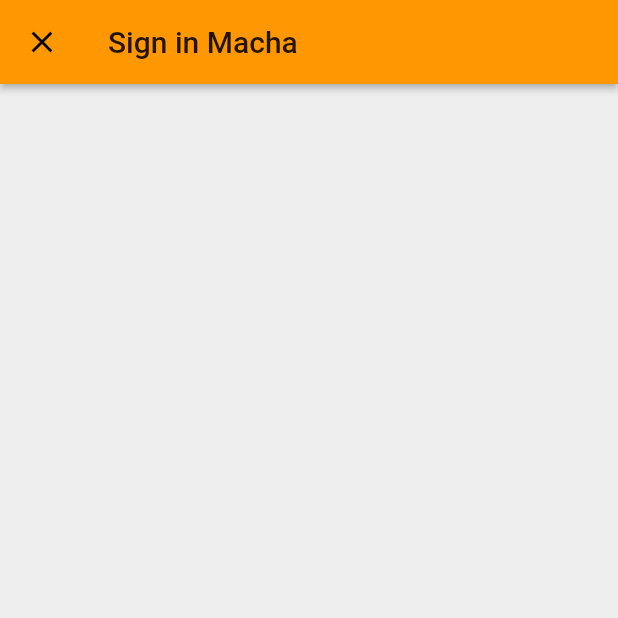
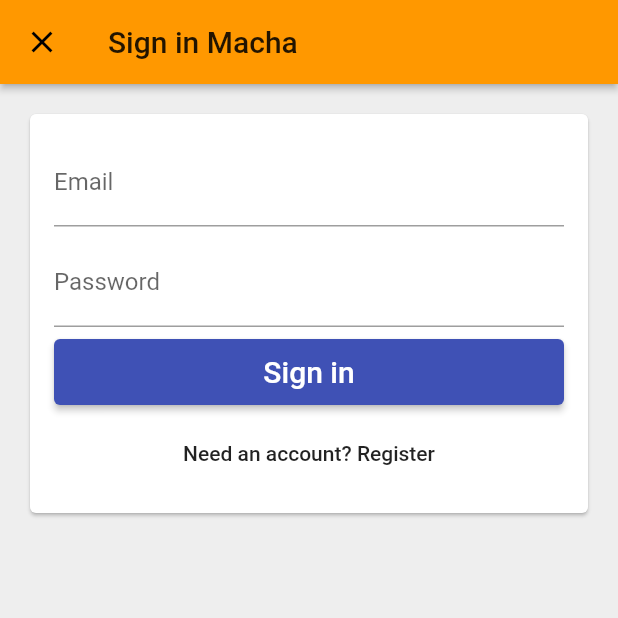
Before and after one commit to GeethKuldeep/Equinox_2021, a Flutter app: the screen it shows after launch, after a tap on "Sign in with email", on a phone screen of 412 x 824 dp, the top half of it. Run offline on Flutter 3.47's test engine with Material 2 defaults, Android fonts, the phone set to English and light mode, and no system bars; our stand-ins replace firebase_auth, google_sign_in; accounts and stored records are empty.

```diff
--- a/lib/services/authentication.dart
+++ b/lib/services/authentication.dart
@@ -15,6 +15,8 @@ abstract class AuthBase {
   Future<User> currentUser();
   Future<void> signOut();
   Future<User> signInWithGoogle();
+  Future<User> signInWithEmailAndPassword(String email, String password);
+  Future<User> createUserWithEmailAndPassword(String email, String password);
 }
 
 class Auth implements AuthBase {
@@ -37,6 +39,20 @@ class Auth implements AuthBase {
   Future<User> currentUser() async {
     final user = await _firebaseAuth.currentUser();
     return _userFromFirebase(user);
+  }
+  @override
+  Future<User> signInWithEmailAndPassword(String email, String password) async {
+    final authResult = await _firebaseAuth.signInWithEmailAndPassword(
+        email: email, password: password);
+    return _userFromFirebase(authResult.user);
+  }
+
+  @override
+  Future<User> createUserWithEmailAndPassword(
+      String email, String password) async {
+    final authResult = await _firebaseAuth.createUserWithEmailAndPassword(
+        email: email, password: password);
+    return _userFromFirebase(authResult.user);
   }
 
   @override
--- a/lib/sign_in/email_sigin_page.dart
+++ b/lib/sign_in/email_sigin_page.dart
@@ -1,7 +1,10 @@
+import 'package:flutter/cupertino.dart';
 import 'package:flutter/material.dart';
+import 'package:google_sigin/widgets/Email_Signin_form.dart';
 
 
 class EmailSigninPage extends StatelessWidget {
+
   @override
   Widget build(BuildContext context) {
     return Scaffold(
@@ -9,12 +12,16 @@ class EmailSigninPage extends StatelessWidget {
         title: Text('Sign in Macha'),
         elevation: 2.0,
       ),
-      body: _buildContent(),
+      body: Padding(
+        padding: EdgeInsets.all(16.0),
+          child: Card(
+              child: EmailSignInForm(),
+          )
+      ),
       backgroundColor: Colors.grey[200],
-    );
+
+      );
   }
 
-  Widget _buildContent(){
-    return Container();
-  }
+
 }
--- a/lib/sign_in/sign_in_page.dart
+++ b/lib/sign_in/sign_in_page.dart
@@ -25,11 +25,6 @@ class SignInPage extends StatelessWidget {
         ),
     );
     }
-
-
-
-
-
 
   @override
   Widget build(BuildContext context) {
--- /dev/null
+++ b/lib/widgets/Email_Signin_Button.dart
@@ -0,0 +1,20 @@
+import 'package:flutter/material.dart';
+
+import 'custom_raised_button.dart';
+
+
+class FormSubmitButton extends CustomRaisedButton {
+  FormSubmitButton({
+    @required String text,
+    VoidCallback onPressed,
+  }) : super(
+    child: Text(
+      text,
+      style: TextStyle(color: Colors.white, fontSize: 20.0),
+    ),
+    height: 44.0,
+    color: Colors.indigo,
+    borderRadius: 4.0,
+    onPressed: onPressed,
+  );
+}
--- /dev/null
+++ b/lib/widgets/Email_Signin_form.dart
@@ -0,0 +1,129 @@
+import 'package:flutter/material.dart';
+import 'package:google_sigin/services/authentication.dart';
+import 'package:provider/provider.dart';
+import 'Email_Signin_Button.dart';
+
+enum EmailSignInFormType { signIn, register }
+
+class EmailSignInForm extends StatefulWidget {
+
+  @override
+  _EmailSignInFormState createState() => _EmailSignInFormState();
+}
+
+class _EmailSignInFormState extends State<EmailSignInForm> {
+  final TextEditingController _emailController = TextEditingController();
+  final TextEditingController _passwordController = TextEditingController();
+  final FocusNode _emailFocusNode = FocusNode();
+  final FocusNode _passwordFocusNode = FocusNode();
+  String _userEmail = '';
+
+  String _userPassword = '';
+
+  String get _email => _emailController.text;
+  String get _password => _passwordController.text;
+  EmailSignInFormType _formType = EmailSignInFormType.signIn;
+
+  void _submit() async {
+    try {
+      final auth = Provider.of<AuthBase>(context);
+      if (_formType == EmailSignInFormType.signIn) {
+        await auth.signInWithEmailAndPassword(_email, _password);
+      } else {
+        await auth.createUserWithEmailAndPassword(_email, _password);
+      }
+      Navigator.of(context).pop();
+    } catch (e) {
+      print(e.toString());
+    }
+  }
+
+  void _emailEditingComplete() {
+    FocusScope.of(context).requestFocus(_passwordFocusNode);
+  }
+    void _toggleFormType() {
+      setState(() {
+        _formType = _formType == EmailSignInFormType.signIn ?
+        EmailSignInFormType.register : EmailSignInFormType.signIn;
+      });
+      _emailController.clear();
+      _passwordController.clear();
+    }
+
+    List<Widget> _buildChildren() {
+      final primaryText = _formType == EmailSignInFormType.signIn
+          ? 'Sign in'
+          : 'Create an account';
+      final secondaryText = _formType == EmailSignInFormType.signIn
+          ? 'Need an account? Register'
+          : 'Have an account? Sign in';
+
+      return [
+        TextFormField(
+          key: ValueKey("email"),
+          validator: (value){
+            if (value.isEmpty || !value.contains('@vitstudent.ac.in')){
+              return 'Hey Asshole enter a valid email';
+            }
+            return null;
+          },
+          controller: _emailController,
+          focusNode: _emailFocusNode,
+          decoration: InputDecoration(
+            labelText: 'Email',
+            hintText: 'xxxxx@vitstudent.ac.in',
+          ),
+          autocorrect: false,
+          keyboardType: TextInputType.emailAddress,
+          onSaved:(value) {
+            _userEmail=value;
+          },
+          textInputAction: TextInputAction.next,
+          onEditingComplete: _emailEditingComplete,
+        ),
+        SizedBox(height: 8.0),
+        TextFormField(
+          key: ValueKey("password"),
+          validator: (value){
+            if (value.isEmpty || value.length<7){
+              return 'Password must be at least 7 characters long';
+            }
+            return null;
+          },
+          controller: _passwordController,
+          focusNode: _passwordFocusNode,
+          decoration: InputDecoration(
+            labelText: 'Password',
+          ),
+          textInputAction: TextInputAction.done,
+          obscureText: true,
+          onSaved:(value) {
+            _userPassword=value;
+          },
+          onEditingComplete: _submit,
+        ),
+        SizedBox(height: 8.0),
+        FormSubmitButton(
+          text: primaryText,
+          onPressed: _submit,
+        ),
+        SizedBox(height: 8.0),
+        FlatButton(
+          child: Text(secondaryText),
+          onPressed: _toggleFormType,
+        ),
+      ];
+    }
+
+    @override
+    Widget build(BuildContext context) {
+      return Padding(
+        padding: const EdgeInsets.all(16.0),
+        child: Column(
+          crossAxisAlignment: CrossAxisAlignment.stretch,
+          mainAxisSize: MainAxisSize.min,
+          children: _buildChildren(),
+        ),
+      );
+    }
+}
```
